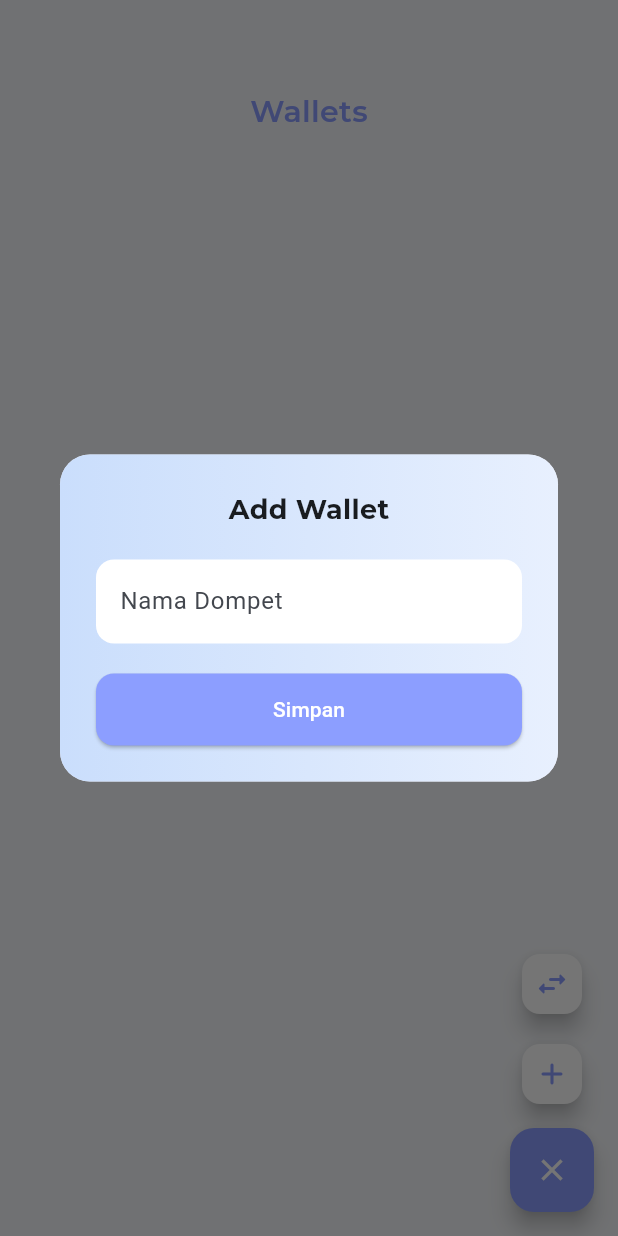
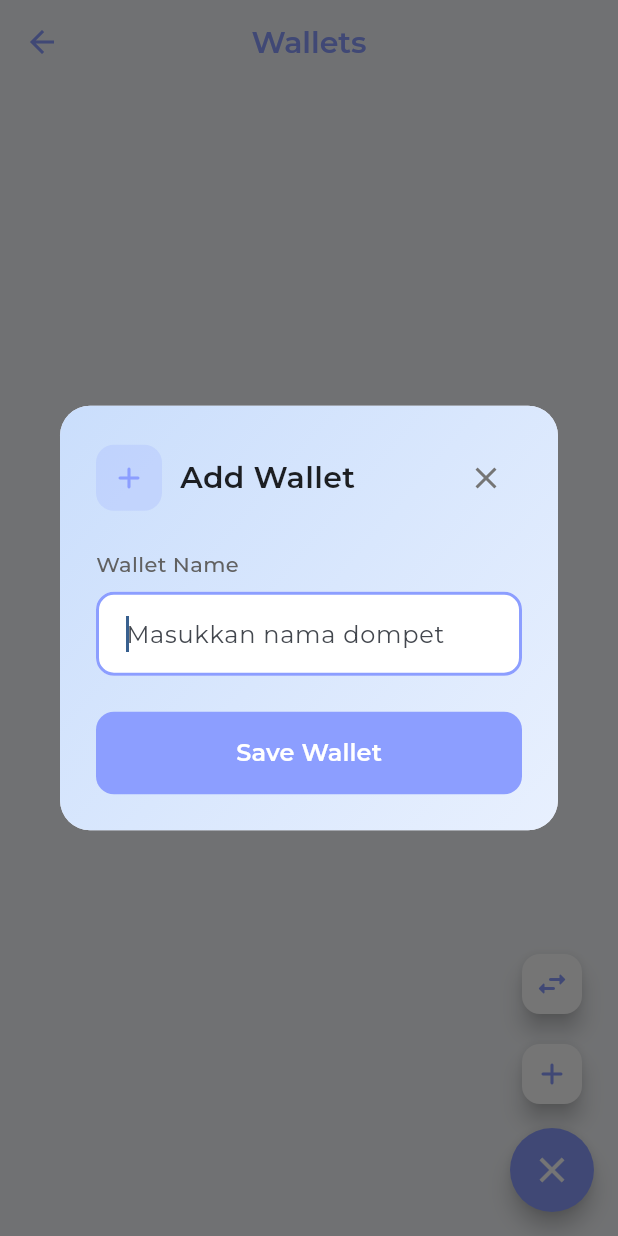
Before and after one commit to farhanzsani/Finance-App-FLutter, a Flutter app: the WalletPage screen opened directly, after a tap on the "menu" icon, after a tap on the "add" icon, on a phone screen of 412 x 824 dp. Run offline on Flutter 3.47's test engine with Material 3 defaults, Android fonts, the phone set to English and light mode, and no system bars; our stand-ins replace drift, drift_flutter, google_fonts; missing offline and left inert: calendar_appbar; accounts and stored records are empty; generated files the repository leaves out were written again.

Commit message:
fix: fix missrouting in walletpage

```diff
--- a/lib/pages/wallet_page.dart
+++ b/lib/pages/wallet_page.dart
@@ -3,8 +3,6 @@ import 'package:google_fonts/google_fonts.dart';
 import 'package:Monchaa/Models/database.dart';
 import 'package:Monchaa/pages/transaction_history_page.dart';
 import 'package:Monchaa/pages/transfer_history_page.dart';
-// Pastikan import ini ada kalau mau pake navigasi ke mutasi yang kita buat tadi
-import 'package:Monchaa/pages/mutation_report_page.dart';
 
 class WalletPage extends StatefulWidget {
   const WalletPage({super.key});
@@ -17,9 +15,11 @@ class _WalletPageState extends State<WalletPage> {
   final AppDatabase db = AppDatabase();
   bool isMenuOpen = false;
 
+  // Controllers
   final TextEditingController nameController = TextEditingController();
   final TextEditingController transferAmountController = TextEditingController();
 
+  // Data State
   List<WalletData> wallets = [];
   bool isLoading = true;
   int? sourceWalletId;
@@ -33,14 +33,15 @@ class _WalletPageState extends State<WalletPage> {
 
   Future<void> _loadData() async {
     final data = await db.getAllWalletRepo();
-    if (mounted) {
     setState(() {
       wallets = data;
       isLoading = false;
     });
   }
-  }
 
+  /// ===============================
+  /// DATABASE FUNCTIONS
+  /// ===============================
   Future<void> insert(String name) async {
     final now = DateTime.now();
     await db.into(db.wallet).insert(
@@ -63,116 +64,12 @@ class _WalletPageState extends State<WalletPage> {
     _loadData();
   }
 
-  @override
-  Widget build(BuildContext context) {
-    return Scaffold(
-      backgroundColor: const Color(0xFFF5F7FA),
-      // AppBar dihapus biar gak dobel/kepotong, diganti SafeArea di body
-      body: SafeArea(
-        child: Column(
-          children: [
-            // Jarak atas biar gak mepet status bar
-            const SizedBox(height: 60),
-
-            // Header Title Manual
-            Center(
-              child: Text(
-                "Wallets",
-                style: GoogleFonts.montserrat(
-                  fontSize: 20,
-                  fontWeight: FontWeight.w600,
-                  color: const Color(0xFF8C9EFF),
-                ),
-              ),
-            ),
-
-            const SizedBox(height: 10),
-
-            // Konten Utama (List Wallet)
-            Expanded(
-              child: isLoading
-                  ? const Center(child: CircularProgressIndicator(color: Color(0xFF8C9EFF)))
-                  : wallets.isEmpty
-                      ? Center(
-                          child: Text(
-                            'Belum ada dompet nih chaaa',
-                            style: GoogleFonts.montserrat(color: Colors.grey),
-                          ),
-                        )
-                      : ListView.builder(
-                          padding: const EdgeInsets.all(16),
-                          itemCount: wallets.length,
-                          itemBuilder: (_, index) => _buildWalletCard(wallets[index]),
-                        ),
-            ),
-          ],
-        ),
-      ),
-      floatingActionButton: _buildAnimatedFabMenu(),
-    );
-  }
-
-  Widget _buildWalletCard(WalletData wallet) {
-    return Container(
-      margin: const EdgeInsets.only(bottom: 12),
-      decoration: BoxDecoration(
-        color: Colors.white,
-        borderRadius: BorderRadius.circular(16),
-        boxShadow: [
-          BoxShadow(
-            color: Colors.black.withOpacity(0.05),
-            blurRadius: 10,
-            offset: const Offset(0, 4),
-          )
-        ],
-      ),
-      child: ListTile(
-        contentPadding: const EdgeInsets.symmetric(horizontal: 20, vertical: 8),
-        onTap: () {
-          // Navigasi ke halaman Mutasi & Report yang baru dibuat
-          Navigator.push(
-            context,
-            MaterialPageRoute(
-              builder: (context) => ReportMutationPage(initialWalletId: wallet.id),
-            ),
-          );
-        },
-        leading: Container(
-          padding: const EdgeInsets.all(10),
-          decoration: BoxDecoration(
-            color: const Color(0xFF8C9EFF).withOpacity(0.1),
-            borderRadius: BorderRadius.circular(12),
-          ),
-          child: const Icon(Icons.account_balance_wallet_rounded, color: Color(0xFF8C9EFF)),
-        ),
-        title: Text(
-          wallet.name,
-          style: GoogleFonts.montserrat(fontWeight: FontWeight.bold, fontSize: 16),
-        ),
-        subtitle: Text(
-          'Saldo: Rp ${wallet.balance.toStringAsFixed(0)}',
-          style: GoogleFonts.montserrat(fontSize: 13, color: Colors.grey[600]),
-        ),
-        trailing: Row(
-          mainAxisSize: MainAxisSize.min,
-          children: [
-            IconButton(
-              icon: const Icon(Icons.edit_rounded, color: Color(0xFF8C9EFF), size: 20),
-              onPressed: () => openDialog(wallet),
-            ),
-            IconButton(
-              icon: Icon(Icons.delete_rounded, color: Colors.red[300], size: 20),
-              onPressed: () => _confirmDelete(wallet),
-            ),
-          ],
-        ),
-      ),
-    );
-  }
-
-  // --- Fungsi UI Pendukung (Dialog, Dropdown, FAB) tetap sama tapi dirapiin ---
+  /// ===============================
+  /// UNIFIED DIALOG DESIGN
+  /// ===============================
 
   void openTransferDialog() {
+    // Reset state dialog
     sourceWalletId = null;
     targetWalletId = null;
     transferAmountController.clear();
@@ -196,6 +93,7 @@ class _WalletPageState extends State<WalletPage> {
               mainAxisSize: MainAxisSize.min,
               crossAxisAlignment: CrossAxisAlignment.start,
               children: [
+                // Header
                 Row(
                   children: [
                     Container(
@@ -207,12 +105,21 @@ class _WalletPageState extends State<WalletPage> {
                       child: const Icon(Icons.swap_horiz_rounded, color: Color(0xFF8C9EFF), size: 24),
                     ),
                     const SizedBox(width: 12),
-                    Text('Transfer Saldo', style: GoogleFonts.montserrat(fontSize: 18, fontWeight: FontWeight.bold)),
-                    const Spacer(),
-                    IconButton(onPressed: () => Navigator.pop(context), icon: const Icon(Icons.close)),
+                    Expanded(
+                      child: Text(
+                        'Transfer Saldo',
+                        style: GoogleFonts.montserrat(fontSize: 20, fontWeight: FontWeight.w600, color: Colors.black87),
+                      ),
+                    ),
+                    IconButton(
+                      onPressed: () => Navigator.pop(context),
+                      icon: Icon(Icons.close, color: Colors.grey[600]),
+                    ),
                   ],
                 ),
-                const SizedBox(height: 20),
+                const SizedBox(height: 24),
+
+                // Dropdown Dari
                 _buildLabel('Dari Dompet'),
                 _buildDropdown(
                   value: sourceWalletId,
@@ -220,6 +127,8 @@ class _WalletPageState extends State<WalletPage> {
                   onChanged: (val) => setDialogState(() => sourceWalletId = val),
                 ),
                 const SizedBox(height: 16),
+
+                // Dropdown Ke
                 _buildLabel('Ke Dompet'),
                 _buildDropdown(
                   value: targetWalletId,
@@ -227,29 +136,45 @@ class _WalletPageState extends State<WalletPage> {
                   onChanged: (val) => setDialogState(() => targetWalletId = val),
                 ),
                 const SizedBox(height: 16),
-                _buildLabel('Nominal'),
+
+                // Input Nominal
+                _buildLabel('Nominal Transfer'),
                 TextField(
                   controller: transferAmountController,
                   keyboardType: TextInputType.number,
+                  style: GoogleFonts.montserrat(fontSize: 16),
                   decoration: _inputDecoration('Rp 0'),
                 ),
                 const SizedBox(height: 24),
+
+                // Action Button
                 SizedBox(
                   width: double.infinity,
                   child: ElevatedButton(
                     onPressed: () async {
                       if (sourceWalletId == null || targetWalletId == null || sourceWalletId == targetWalletId) {
-                        ScaffoldMessenger.of(context).showSnackBar(const SnackBar(content: Text('Pilih dompet yang berbeda!')));
+                        ScaffoldMessenger.of(context).showSnackBar(
+                          const SnackBar(content: Text('Pilih dompet yang berbeda chaaa!')),
+                        );
                         return;
                       }
                       double amount = double.tryParse(transferAmountController.text) ?? 0;
                       if (amount <= 0) return;
-                      await db.executeTransfer(sourceId: sourceWalletId!, targetId: targetWalletId!, amount: amount);
+
+                      try {
+                        await db.executeTransfer(
+                          sourceId: sourceWalletId!,
+                          targetId: targetWalletId!,
+                          amount: amount,
+                        );
                         Navigator.pop(context);
                         _loadData();
+                      } catch (e) {
+                        ScaffoldMessenger.of(context).showSnackBar(SnackBar(content: Text(e.toString())));
+                      }
                     },
                     style: _buttonStyle(),
-                    child: const Text('Proses Transfer'),
+                    child: Text('Proses Transfer', style: GoogleFonts.montserrat(fontWeight: FontWeight.w600, fontSize: 16)),
                   ),
                 ),
               ],
@@ -261,36 +186,71 @@ class _WalletPageState extends State<WalletPage> {
   }
 
   void openDialog(WalletData? wallet) {
-    nameController.text = wallet?.name ?? "";
+    if (wallet != null) {
+      nameController.text = wallet.name;
+    } else {
+      nameController.clear();
+    }
+
     showDialog(
       context: context,
-      builder: (context) => Dialog(
+      builder: (BuildContext context) => Dialog(
         shape: RoundedRectangleBorder(borderRadius: BorderRadius.circular(20)),
         child: Container(
           padding: const EdgeInsets.all(24),
           decoration: BoxDecoration(
-            gradient: const LinearGradient(colors: [Color(0xFFCADEFC), Color(0xFFE8F0FE)]),
+            gradient: const LinearGradient(
+              begin: Alignment.topLeft,
+              end: Alignment.bottomRight,
+              colors: [Color(0xFFCADEFC), Color(0xFFE8F0FE)],
+            ),
             borderRadius: BorderRadius.circular(20),
           ),
           child: Column(
             mainAxisSize: MainAxisSize.min,
+            crossAxisAlignment: CrossAxisAlignment.start,
             children: [
-              Text(wallet != null ? 'Edit Wallet' : 'Add Wallet', style: GoogleFonts.montserrat(fontSize: 18, fontWeight: FontWeight.bold)),
-              const SizedBox(height: 20),
-              TextField(controller: nameController, decoration: _inputDecoration('Nama Dompet')),
-              const SizedBox(height: 20),
+              Row(
+                children: [
+                  Container(
+                    padding: const EdgeInsets.all(10),
+                    decoration: BoxDecoration(
+                      color: const Color(0xFF8C9EFF).withOpacity(0.2),
+                      borderRadius: BorderRadius.circular(12),
+                    ),
+                    child: Icon(wallet != null ? Icons.edit_rounded : Icons.add_rounded, color: const Color(0xFF8C9EFF), size: 24),
+                  ),
+                  const SizedBox(width: 12),
+                  Expanded(
+                    child: Text(
+                      wallet != null ? 'Edit Wallet' : 'Add Wallet',
+                      style: GoogleFonts.montserrat(fontSize: 20, fontWeight: FontWeight.w600, color: Colors.black87),
+                    ),
+                  ),
+                  IconButton(onPressed: () => Navigator.pop(context), icon: Icon(Icons.close, color: Colors.grey[600])),
+                ],
+              ),
+              const SizedBox(height: 24),
+              _buildLabel('Wallet Name'),
+              TextFormField(
+                controller: nameController,
+                autofocus: true,
+                style: GoogleFonts.montserrat(fontSize: 16),
+                decoration: _inputDecoration('Masukkan nama dompet'),
+              ),
+              const SizedBox(height: 24),
               SizedBox(
                 width: double.infinity,
                 child: ElevatedButton(
                   onPressed: () async {
-                    if (nameController.text.isEmpty) return;
+                    if (nameController.text.trim().isEmpty) return;
                     wallet == null ? await insert(nameController.text) : await update(wallet.id, nameController.text);
                     Navigator.pop(context);
                   },
                   style: _buttonStyle(),
-                  child: const Text('Simpan'),
+                  child: Text('Save Wallet', style: GoogleFonts.montserrat(fontWeight: FontWeight.w600, fontSize: 16)),
                 ),
-              )
+              ),
             ],
           ),
         ),
@@ -298,21 +258,102 @@ class _WalletPageState extends State<WalletPage> {
     );
   }
 
-  // --- Styles ---
-  Widget _buildLabel(String text) => Padding(padding: const EdgeInsets.only(bottom: 6), child: Text(text, style: GoogleFonts.montserrat(fontSize: 13, fontWeight: FontWeight.w500)));
-  InputDecoration _inputDecoration(String hint) => InputDecoration(hintText: hint, filled: true, fillColor: Colors.white, border: OutlineInputBorder(borderRadius: BorderRadius.circular(12), borderSide: BorderSide.none));
-  ButtonStyle _buttonStyle() => ElevatedButton.styleFrom(backgroundColor: const Color(0xFF8C9EFF), foregroundColor: Colors.white, shape: RoundedRectangleBorder(borderRadius: BorderRadius.circular(12)), padding: const EdgeInsets.symmetric(vertical: 14));
+  /// ===============================
+  /// UI BUILDERS & STYLES
+  /// ===============================
+
+  Widget _buildLabel(String text) {
+    return Padding(
+      padding: const EdgeInsets.only(bottom: 8),
+      child: Text(text, style: GoogleFonts.montserrat(fontSize: 14, fontWeight: FontWeight.w500, color: Colors.grey[700])),
+    );
+  }
+
+  InputDecoration _inputDecoration(String hint) {
+    return InputDecoration(
+      hintText: hint,
+      filled: true,
+      fillColor: Colors.white,
+      contentPadding: const EdgeInsets.symmetric(horizontal: 16, vertical: 16),
+      border: OutlineInputBorder(borderRadius: BorderRadius.circular(12), borderSide: BorderSide.none),
+      enabledBorder: OutlineInputBorder(borderRadius: BorderRadius.circular(12), borderSide: BorderSide(color: Colors.grey[200]!)),
+      focusedBorder: OutlineInputBorder(borderRadius: BorderRadius.circular(12), borderSide: const BorderSide(color: Color(0xFF8C9EFF), width: 2)),
+    );
+  }
+
+  ButtonStyle _buttonStyle() {
+    return ElevatedButton.styleFrom(
+      backgroundColor: const Color(0xFF8C9EFF),
+      foregroundColor: Colors.white,
+      padding: const EdgeInsets.symmetric(vertical: 16),
+      elevation: 0,
+      shape: RoundedRectangleBorder(borderRadius: BorderRadius.circular(12)),
+    );
+  }
 
   Widget _buildDropdown({int? value, required List<WalletData> items, required Function(int?) onChanged}) {
     return Container(
       padding: const EdgeInsets.symmetric(horizontal: 12),
-      decoration: BoxDecoration(color: Colors.white, borderRadius: BorderRadius.circular(12)),
+      decoration: BoxDecoration(
+        color: Colors.white,
+        borderRadius: BorderRadius.circular(12),
+        border: Border.all(color: Colors.grey[200]!),
+      ),
       child: DropdownButtonHideUnderline(
         child: DropdownButton<int>(
           value: value,
           isExpanded: true,
-          items: items.map((w) => DropdownMenuItem(value: w.id, child: Text(w.name))).toList(),
+          hint: Text("Pilih Dompet", style: GoogleFonts.montserrat(fontSize: 14)),
+          items: items.map((w) => DropdownMenuItem(value: w.id, child: Text(w.name, style: GoogleFonts.montserrat()))).toList(),
           onChanged: onChanged,
+        ),
+      ),
+    );
+  }
+
+  @override
+  Widget build(BuildContext context) {
+    return Scaffold(
+      backgroundColor: const Color(0xFFF5F7FA),
+      appBar: AppBar(
+        title: Text('Wallets', style: GoogleFonts.montserrat(fontSize: 20, fontWeight: FontWeight.w600)),
+        centerTitle: true,
+        backgroundColor: const Color(0xFFF5F7FA),
+        foregroundColor: const Color(0xFF8C9EFF),
+        elevation: 0,
+      ),
+      body: isLoading
+          ? const Center(child: CircularProgressIndicator())
+          : wallets.isEmpty
+              ? const Center(child: Text('No wallets yet'))
+              : ListView.builder(
+                  padding: const EdgeInsets.all(16),
+                  itemCount: wallets.length,
+                  itemBuilder: (_, index) => _buildWalletCard(wallets[index]),
+                ),
+      floatingActionButton: _buildAnimatedFabMenu(),
+    );
+  }
+
+  Widget _buildWalletCard(WalletData wallet) {
+    return Container(
+      margin: const EdgeInsets.only(bottom: 12),
+      decoration: BoxDecoration(
+        color: Colors.white,
+        borderRadius: BorderRadius.circular(16),
+        boxShadow: [BoxShadow(color: Colors.black.withOpacity(0.05), blurRadius: 6, offset: const Offset(0, 2))],
+      ),
+      child: ListTile(
+        onTap: () => _showWalletOptions(wallet),
+        leading: const Icon(Icons.account_balance_wallet_rounded, color: Color(0xFF8C9EFF)),
+        title: Text(wallet.name, style: GoogleFonts.montserrat(fontWeight: FontWeight.w600)),
+        subtitle: Text('Saldo: Rp ${wallet.balance.toStringAsFixed(0)}', style: GoogleFonts.montserrat(fontSize: 14, color: Colors.grey[600])),
+        trailing: Row(
+          mainAxisSize: MainAxisSize.min,
+          children: [
+            IconButton(icon: const Icon(Icons.edit_rounded, color: Color(0xFF8C9EFF)), onPressed: () => openDialog(wallet)),
+            IconButton(icon: Icon(Icons.delete_rounded, color: Colors.red[300]), onPressed: () => _confirmDelete(wallet)),
+          ],
         ),
       ),
     );
@@ -322,28 +363,75 @@ class _WalletPageState extends State<WalletPage> {
     return Column(
       mainAxisAlignment: MainAxisAlignment.end,
       children: [
-        if (isMenuOpen) ...[
-          FloatingActionButton.small(
+        AnimatedSlide(
+          duration: const Duration(milliseconds: 300),
+          offset: isMenuOpen ? Offset.zero : const Offset(0, 0.5),
+          child: AnimatedOpacity(
+            duration: const Duration(milliseconds: 300),
+            opacity: isMenuOpen ? 1.0 : 0.0,
+            child: FloatingActionButton.small(
               heroTag: 'transfer_btn',
               backgroundColor: Colors.white,
-            onPressed: openTransferDialog,
+              onPressed: isMenuOpen ? openTransferDialog : null,
               child: const Icon(Icons.swap_horiz_rounded, color: Color(0xFF8C9EFF)),
             ),
+          ),
+        ),
         const SizedBox(height: 12),
-          FloatingActionButton.small(
+        AnimatedSlide(
+          duration: const Duration(milliseconds: 200),
+          offset: isMenuOpen ? Offset.zero : const Offset(0, 0.5),
+          child: AnimatedOpacity(
+            duration: const Duration(milliseconds: 200),
+            opacity: isMenuOpen ? 1.0 : 0.0,
+            child: FloatingActionButton.small(
               heroTag: 'add_btn',
               backgroundColor: Colors.white,
-            onPressed: () => openDialog(null),
+              onPressed: isMenuOpen ? () => openDialog(null) : null,
               child: const Icon(Icons.add_rounded, color: Color(0xFF8C9EFF)),
             ),
+          ),
+        ),
         const SizedBox(height: 12),
-        ],
         FloatingActionButton(
           backgroundColor: const Color(0xFF8C9EFF),
+          shape: RoundedRectangleBorder(borderRadius: BorderRadius.circular(50)),
           onPressed: () => setState(() => isMenuOpen = !isMenuOpen),
-          child: Icon(isMenuOpen ? Icons.close : Icons.menu_rounded, color: Colors.white),
+          child: AnimatedRotation(
+            duration: const Duration(milliseconds: 300),
+            turns: isMenuOpen ? 0.25 : 0,
+            child: Icon(isMenuOpen ? Icons.close : Icons.menu_rounded, color: Colors.white, size: 28),
+          ),
         ),
       ],
+    );
+  }
+
+  void _showWalletOptions(WalletData wallet) {
+    showModalBottomSheet(
+      context: context,
+      shape: const RoundedRectangleBorder(borderRadius: BorderRadius.vertical(top: Radius.circular(20))),
+      builder: (context) => Column(
+        mainAxisSize: MainAxisSize.min,
+        children: [
+          ListTile(
+            leading: const Icon(Icons.history),
+            title: const Text('Riwayat Transaksi'),
+            onTap: () {
+              Navigator.pop(context);
+              Navigator.push(context, MaterialPageRoute(builder: (c) => TransactionHistoryPage(wallet: wallet, db: db)));
+            },
+          ),
+          ListTile(
+            leading: const Icon(Icons.swap_horiz),
+            title: const Text('Riwayat Transfer'),
+            onTap: () {
+              Navigator.pop(context);
+              Navigator.push(context, MaterialPageRoute(builder: (c) => TransferHistoryPage(wallet: wallet)));
+            },
+          ),
+        ],
+      ),
     );
   }
 
@@ -351,8 +439,9 @@ class _WalletPageState extends State<WalletPage> {
     showDialog(
       context: context,
       builder: (context) => AlertDialog(
-        title: const Text('Hapus?'),
-        content: Text('Hapus "${wallet.name}"?'),
+        shape: RoundedRectangleBorder(borderRadius: BorderRadius.circular(16)),
+        title: const Text('Hapus Wallet?'),
+        content: Text('Yakin mau hapus "${wallet.name}" ini chaaa?'),
         actions: [
           TextButton(onPressed: () => Navigator.pop(context), child: const Text('Batal')),
           TextButton(onPressed: () { delete(wallet.id); Navigator.pop(context); }, child: const Text('Hapus', style: TextStyle(color: Colors.red))),
```
Lines whose indentation alone changed are shown as unchanged.
